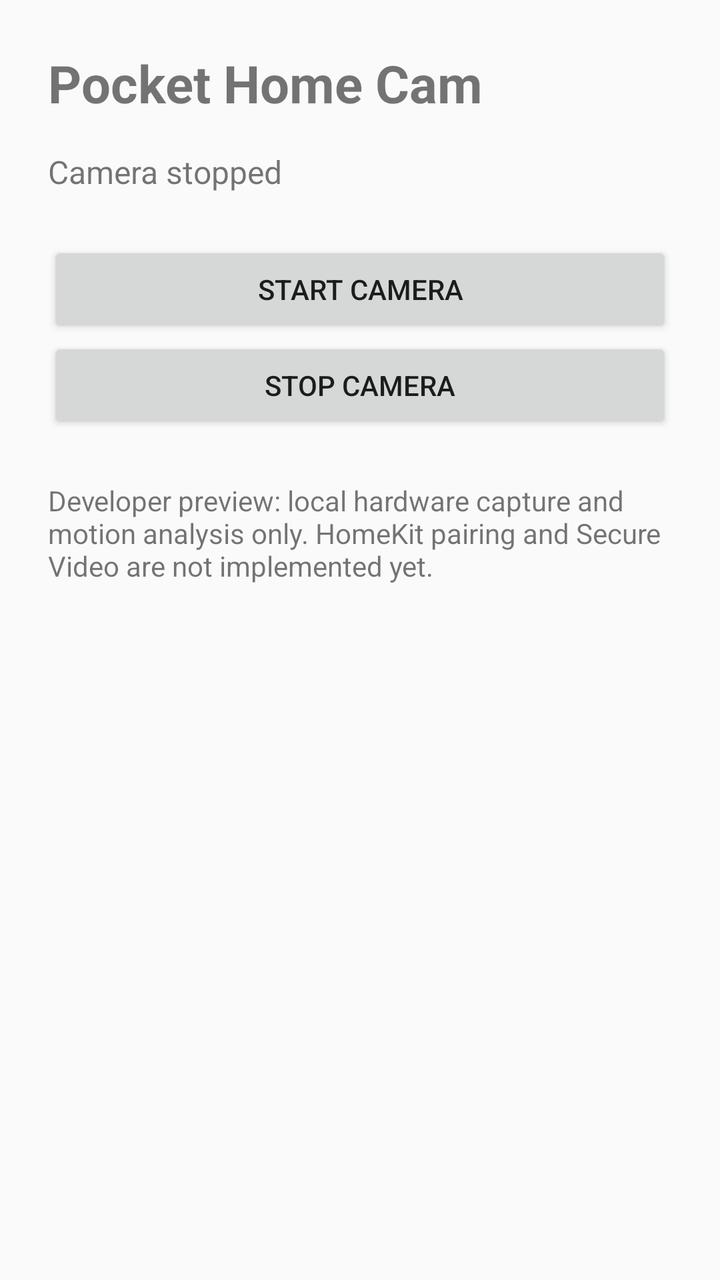
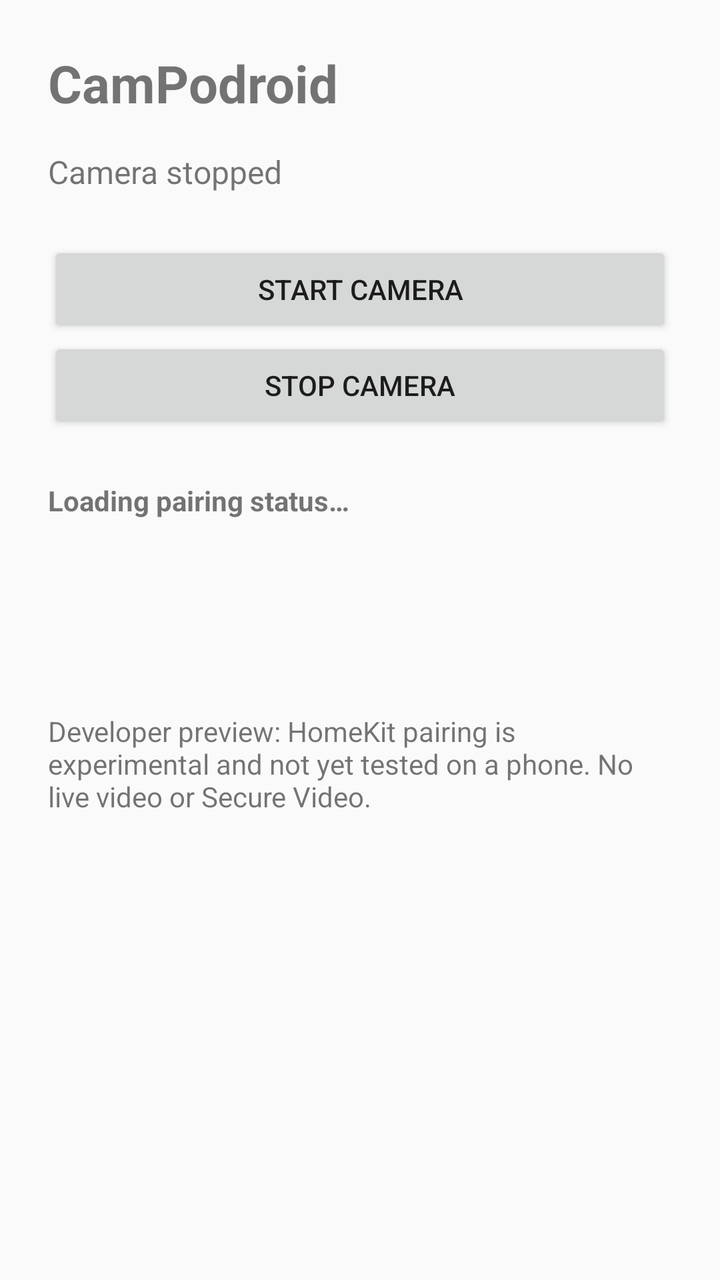

The first picture is an Android layout as it rendered before a commit; the second is the same layout after the commit. The layout source and the unified diff follow.
<!-- AndroidManifest.xml: application theme android:Theme.Material.Light.NoActionBar -->
<!-- res/layout/activity_main.xml -->
<?xml version="1.0" encoding="utf-8"?>
<LinearLayout xmlns:android="http://schemas.android.com/apk/res/android"
    android:orientation="vertical" android:padding="24dp" android:gravity="center_horizontal"
    android:layout_width="match_parent" android:layout_height="match_parent">
    <TextView android:layout_width="match_parent" android:layout_height="wrap_content"
        android:text="Pocket Home Cam" android:textSize="26sp" android:textStyle="bold" />
    <TextView android:id="@+id/status" android:layout_width="match_parent" android:layout_height="wrap_content"
        android:layout_marginTop="16dp" android:text="Camera stopped" android:textSize="16sp" />
    <Button android:id="@+id/start" android:layout_width="match_parent" android:layout_height="wrap_content"
        android:layout_marginTop="24dp" android:text="Start camera" />
    <Button android:id="@+id/stop" android:layout_width="match_parent" android:layout_height="wrap_content"
        android:text="Stop camera" />
    <TextView android:layout_width="match_parent" android:layout_height="wrap_content"
        android:layout_marginTop="24dp"
        android:text="Developer preview: local hardware capture and motion analysis only. HomeKit pairing and Secure Video are not implemented yet." />
</LinearLayout>
<!-- resources referenced by this layout -->
<resources>

</resources>

<!-- the commit's change to res/layout/activity_main.xml (unified diff, before → after) -->
@@ -3,14 +3,20 @@
     android:orientation="vertical" android:padding="24dp" android:gravity="center_horizontal"
     android:layout_width="match_parent" android:layout_height="match_parent">
     <TextView android:layout_width="match_parent" android:layout_height="wrap_content"
-        android:text="Pocket Home Cam" android:textSize="26sp" android:textStyle="bold" />
+        android:text="CamPodroid" android:textSize="26sp" android:textStyle="bold" />
     <TextView android:id="@+id/status" android:layout_width="match_parent" android:layout_height="wrap_content"
         android:layout_marginTop="16dp" android:text="Camera stopped" android:textSize="16sp" />
     <Button android:id="@+id/start" android:layout_width="match_parent" android:layout_height="wrap_content"
         android:layout_marginTop="24dp" android:text="Start camera" />
     <Button android:id="@+id/stop" android:layout_width="match_parent" android:layout_height="wrap_content"
         android:text="Stop camera" />
+    <TextView android:id="@+id/pairing_status" android:layout_width="match_parent" android:layout_height="wrap_content"
+        android:layout_marginTop="24dp" android:text="Loading pairing status…" android:textStyle="bold" />
+    <TextView android:id="@+id/pairing_code" android:layout_width="match_parent" android:layout_height="wrap_content"
+        android:layout_marginTop="8dp" android:textSize="28sp" android:textIsSelectable="true" />
+    <TextView android:id="@+id/pairing_instructions" android:layout_width="match_parent" android:layout_height="wrap_content"
+        android:layout_marginTop="8dp" />
     <TextView android:layout_width="match_parent" android:layout_height="wrap_content"
         android:layout_marginTop="24dp"
-        android:text="Developer preview: local hardware capture and motion analysis only. HomeKit pairing and Secure Video are not implemented yet." />
+        android:text="Developer preview: HomeKit pairing is experimental and not yet tested on a phone. No live video or Secure Video." />
 </LinearLayout>
